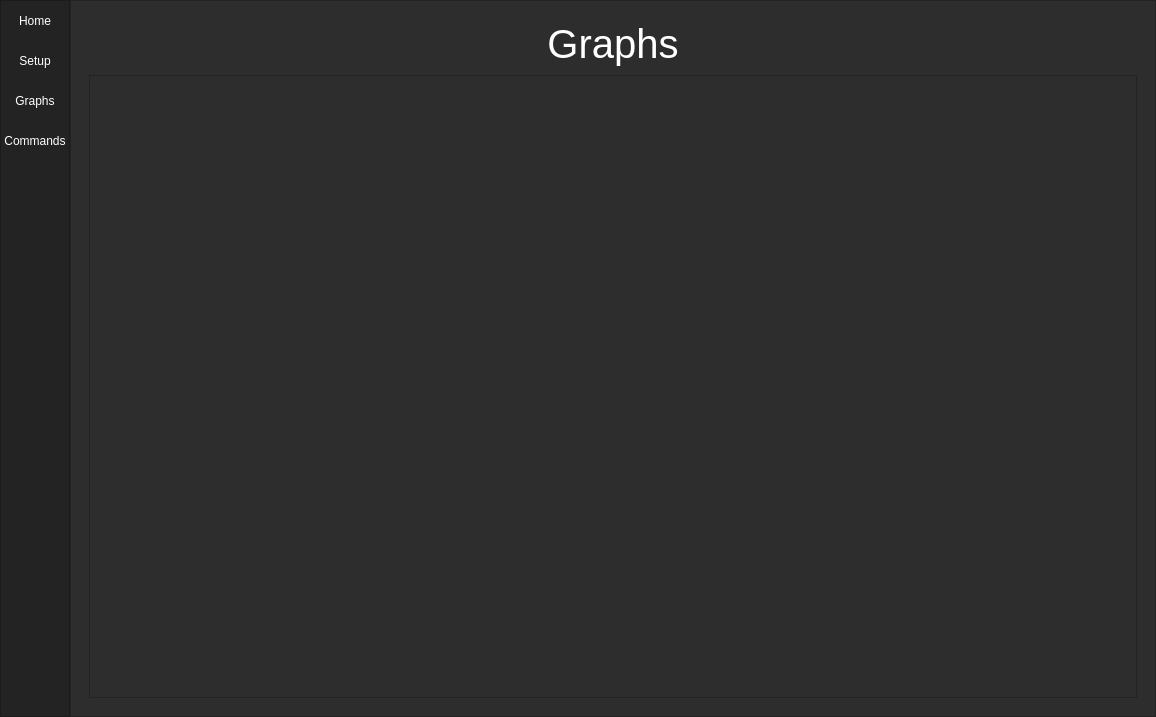
Before: the Qt Designer form TelemetryViewer/UIFiles/ui_main.ui in UBCO-Motorsports/WirelessTelemetryCapstone, drawn with Qt 5.
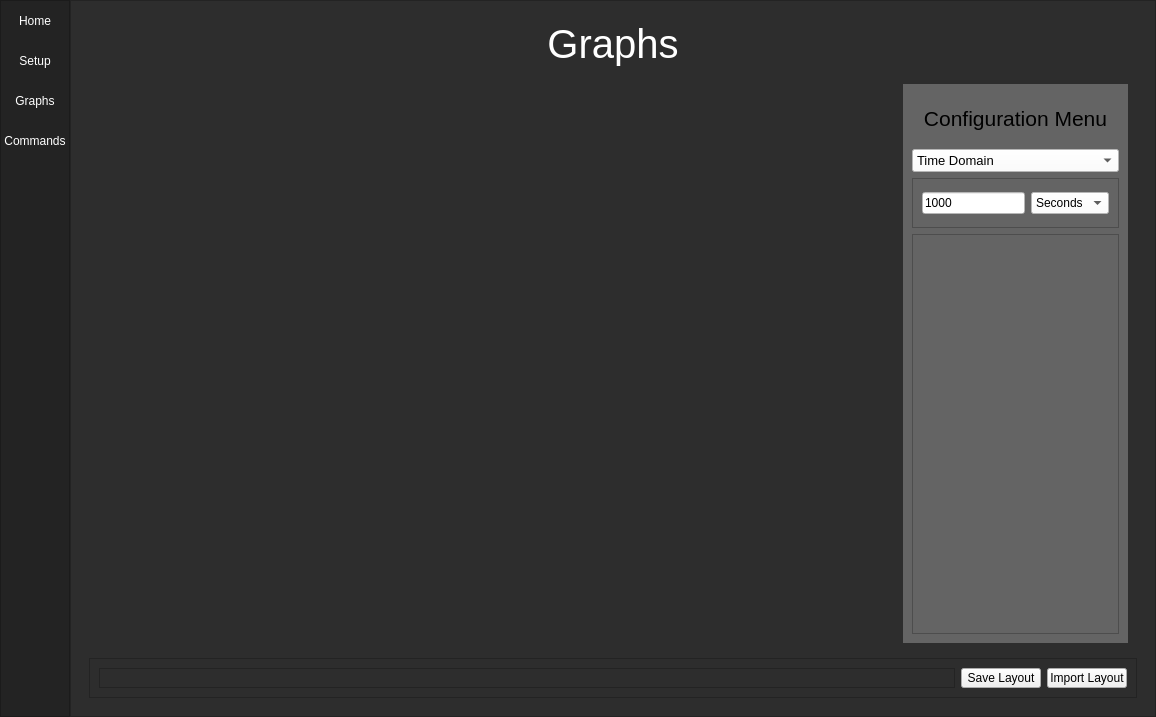
After: the same form once the commit is applied. The open tabs and pages were chosen to show the change. Icons and pictures are not drawn.

Commit message:
Created Styled Front End
Added Rudimentary File Browsing

Diff of the .ui file:
```diff
--- a/TelemetryViewer/UIFiles/ui_main.ui
+++ b/TelemetryViewer/UIFiles/ui_main.ui
@@ -998,11 +998,245 @@
               <item>
                <widget class="QFrame" name="frame_10">
                 <property name="frameShape">
+                 <enum>QFrame::NoFrame</enum>
+                </property>
+                <property name="frameShadow">
+                 <enum>QFrame::Plain</enum>
+                </property>
+                <layout class="QHBoxLayout" name="horizontalLayout_7">
+                 <item>
+                  <widget class="QFrame" name="graph_frame">
+                   <property name="frameShape">
+                    <enum>QFrame::NoFrame</enum>
+                   </property>
+                   <property name="frameShadow">
+                    <enum>QFrame::Raised</enum>
+                   </property>
+                  </widget>
+                 </item>
+                 <item>
+                  <widget class="QFrame" name="frame_15">
+                   <property name="maximumSize">
+                    <size>
+                     <width>225</width>
+                     <height>16777215</height>
+                    </size>
+                   </property>
+                   <property name="styleSheet">
+                    <string notr="true">background-color: rgb(100, 100, 100);</string>
+                   </property>
+                   <property name="frameShape">
+                    <enum>QFrame::NoFrame</enum>
+                   </property>
+                   <property name="frameShadow">
+                    <enum>QFrame::Raised</enum>
+                   </property>
+                   <layout class="QVBoxLayout" name="verticalLayout_13">
+                    <item>
+                     <widget class="QLabel" name="label_10">
+                      <property name="minimumSize">
+                       <size>
+                        <width>0</width>
+                        <height>25</height>
+                       </size>
+                      </property>
+                      <property name="maximumSize">
+                       <size>
+                        <width>16777215</width>
+                        <height>50</height>
+                       </size>
+                      </property>
+                      <property name="font">
+                       <font>
+                        <pointsize>16</pointsize>
+                       </font>
+                      </property>
+                      <property name="text">
+                       <string>Configuration Menu</string>
+                      </property>
+                      <property name="alignment">
+                       <set>Qt::AlignCenter</set>
+                      </property>
+                     </widget>
+                    </item>
+                    <item>
+                     <widget class="QComboBox" name="comboBox">
+                      <property name="font">
+                       <font>
+                        <pointsize>10</pointsize>
+                       </font>
+                      </property>
+                      <property name="styleSheet">
+                       <string notr="true">background-color: rgb(255, 255, 255);</string>
+                      </property>
+                      <item>
+                       <property name="text">
+                        <string>Time Domain</string>
+                       </property>
+                      </item>
+                      <item>
+                       <property name="text">
+                        <string>Polar Plot</string>
+                       </property>
+                      </item>
+                      <item>
+                       <property name="text">
+                        <string>RPM Gauge</string>
+                       </property>
+                      </item>
+                      <item>
+                       <property name="text">
+                        <string>Speedo Gauge</string>
+                       </property>
+                      </item>
+                     </widget>
+                    </item>
+                    <item>
+                     <widget class="QFrame" name="frame_16">
+                      <property name="maximumSize">
+                       <size>
+                        <width>16777215</width>
+                        <height>50</height>
+                       </size>
+                      </property>
+                      <property name="frameShape">
+                       <enum>QFrame::StyledPanel</enum>
+                      </property>
+                      <property name="frameShadow">
+                       <enum>QFrame::Raised</enum>
+                      </property>
+                      <layout class="QHBoxLayout" name="horizontalLayout_8">
+                       <item>
+                        <widget class="QLineEdit" name="lineEdit">
+                         <property name="autoFillBackground">
+                          <bool>false</bool>
+                         </property>
+                         <property name="styleSheet">
+                          <string notr="true">background-color: rgb(255, 255, 255);</string>
+                         </property>
+                         <property name="text">
+                          <string>1000</string>
+                         </property>
+                         <property name="maxLength">
+                          <number>4</number>
+                         </property>
+                        </widget>
+                       </item>
+                       <item>
+                        <widget class="QComboBox" name="comboBox_2">
+                         <property name="styleSheet">
+                          <string notr="true">background-color: rgb(255, 255, 255);</string>
+                         </property>
+                         <item>
+                          <property name="text">
+                           <string>Seconds</string>
+                          </property>
+                         </item>
+                         <item>
+                          <property name="text">
+                           <string>Minutes</string>
+                          </property>
+                         </item>
+                         <item>
+                          <property name="text">
+                           <string>Samples</string>
+                          </property>
+                         </item>
+                        </widget>
+                       </item>
+                      </layout>
+                     </widget>
+                    </item>
+                    <item>
+                     <widget class="QFrame" name="frame_17">
+                      <property name="frameShape">
+                       <enum>QFrame::StyledPanel</enum>
+                      </property>
+                      <property name="frameShadow">
+                       <enum>QFrame::Raised</enum>
+                      </property>
+                     </widget>
+                    </item>
+                   </layout>
+                  </widget>
+                 </item>
+                </layout>
+               </widget>
+              </item>
+              <item>
+               <widget class="QFrame" name="frame_14">
+                <property name="maximumSize">
+                 <size>
+                  <width>16777215</width>
+                  <height>40</height>
+                 </size>
+                </property>
+                <property name="frameShape">
                  <enum>QFrame::StyledPanel</enum>
                 </property>
                 <property name="frameShadow">
                  <enum>QFrame::Raised</enum>
                 </property>
+                <layout class="QHBoxLayout" name="horizontalLayout_9">
+                 <item>
+                  <widget class="QFrame" name="frame_18">
+                   <property name="frameShape">
+                    <enum>QFrame::StyledPanel</enum>
+                   </property>
+                   <property name="frameShadow">
+                    <enum>QFrame::Raised</enum>
+                   </property>
+                  </widget>
+                 </item>
+                 <item>
+                  <widget class="QPushButton" name="savelayout_btn">
+                   <property name="maximumSize">
+                    <size>
+                     <width>80</width>
+                     <height>16777215</height>
+                    </size>
+                   </property>
+                   <property name="styleSheet">
+                    <string notr="true">QPushButton {
+	color: rgb(0, 0, 0);
+	border-color: rgb(240, 240, 240);
+	background-color: rgb(240, 240, 240);
+
+}
+QPushButton:hover {
+	background-color: rgb(0, 85, 255);
+}</string>
+                   </property>
+                   <property name="text">
+                    <string>Save Layout</string>
+                   </property>
+                  </widget>
+                 </item>
+                 <item>
+                  <widget class="QPushButton" name="importlayout_btn">
+                   <property name="maximumSize">
+                    <size>
+                     <width>80</width>
+                     <height>16777215</height>
+                    </size>
+                   </property>
+                   <property name="styleSheet">
+                    <string notr="true">QPushButton {
+	color: rgb(0, 0, 0);
+	border-color: rgb(240, 240, 240);
+	background-color: rgb(240, 240, 240);
+
+}
+QPushButton:hover {
+	background-color: rgb(0, 85, 255);
+}</string>
+                   </property>
+                   <property name="text">
+                    <string>Import Layout</string>
+                   </property>
+                  </widget>
+                 </item>
+                </layout>
                </widget>
               </item>
              </layout>
```
Left out of the diff: 40 changed lines with no effect on the pictures. The commit also changes 5 other files.
